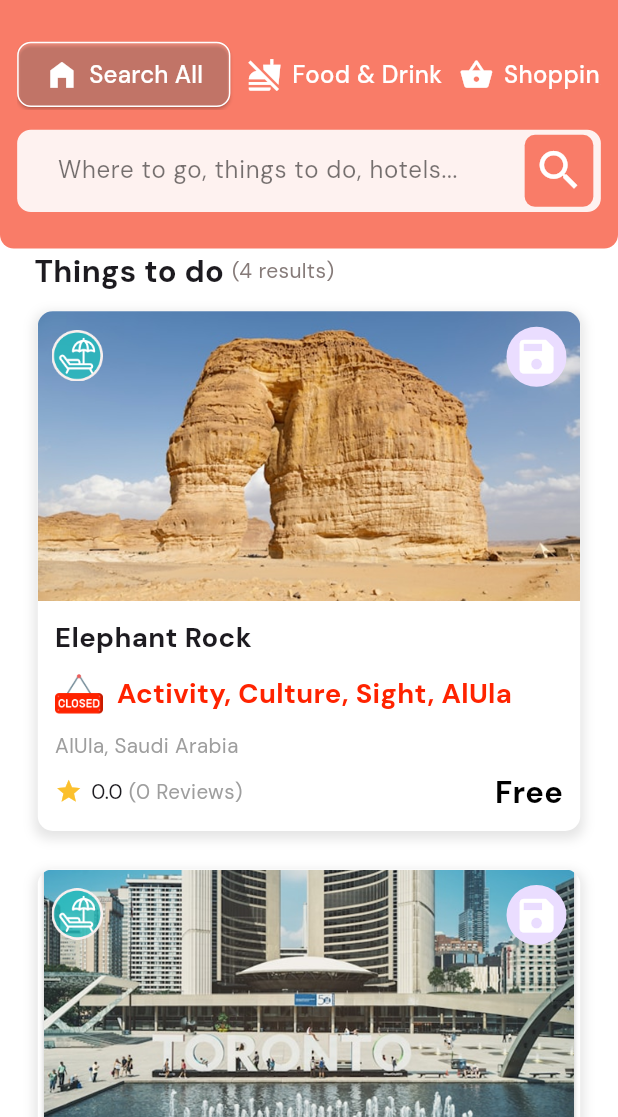
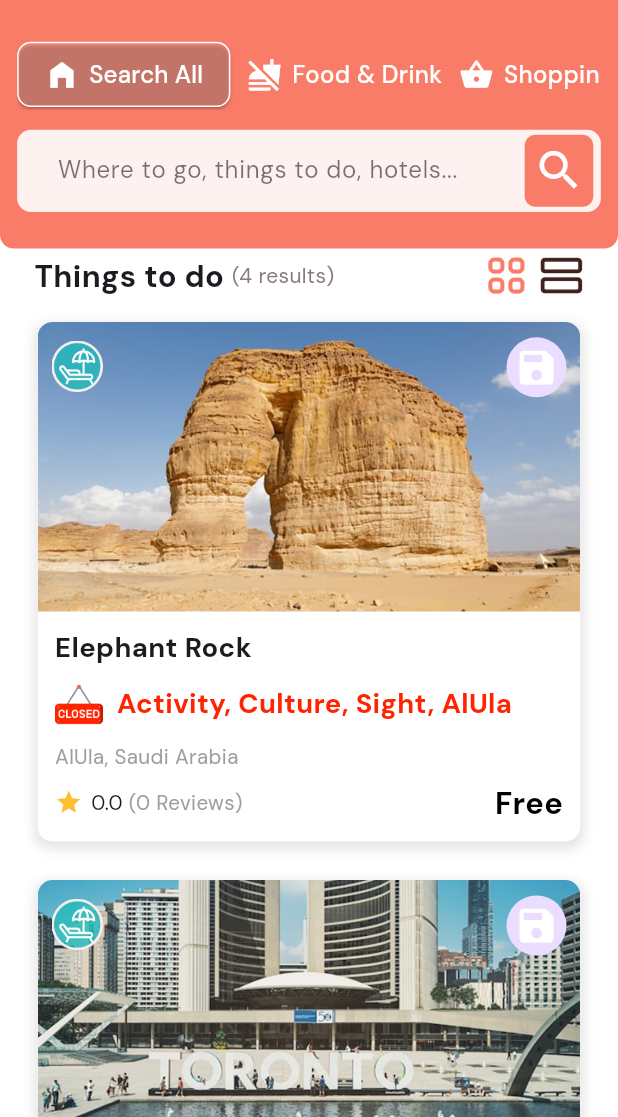
Before and after one commit to asifjahan1/kaldmv, a Flutter app: the TSFSScreen screen opened directly, on a phone screen of 412 x 824 dp, the part 119-1236 px from its top. Run offline on Flutter 3.47's test engine with Material 3 defaults, Android fonts, the phone set to English and light mode, and no system bars; our stand-ins replace cached_network_image, file_picker, flutter_easyloading, flutter_screenutil, flutter_spinkit, flutter_svg and 8 more; accounts and stored records are empty.

Commit message:
things to do updated

```diff
--- a/lib/User/Views/features/Home/views/tsfs_screen.dart
+++ b/lib/User/Views/features/Home/views/tsfs_screen.dart
@@ -1,3 +1,5 @@
+import 'dart:developer';
+
 import 'package:flutter/material.dart';
 import 'package:flutter_screenutil/flutter_screenutil.dart';
 import 'package:get/get.dart';
@@ -36,9 +38,29 @@ class TSFSScreen extends StatelessWidget {
             Obx(() => Padding(
               padding: EdgeInsets.symmetric(horizontal: 20.w),
               child: Row(
+                mainAxisAlignment: MainAxisAlignment.spaceBetween,
                 children: [
-                  Text(('Things to do '), style:TextStyle(fontSize: 18.sp, fontWeight: FontWeight.bold),),
-                  Text('(${controller.items.length} results)', style: TextStyle(color: Color(0xFF867B79)),),
+                  Row(
+                    children: [
+                      Text(('Things to do '), style:TextStyle(fontSize: 18.sp, fontWeight: FontWeight.bold),),
+                      Text('(${controller.items.length} results)', style: TextStyle(color: Color(0xFF867B79)),),
+                    ],
+                  ),
+                  Row(
+                    children: [
+                      GestureDetector(
+                          onTap: () {
+                            log('grid tapped');
+                          },
+                          child: Image.asset('assets/images/grid.png', height: 28.h, width: 28.w)),
+                      SizedBox(width: 5.w),
+                      GestureDetector(
+                        onTap: () {
+                          log('grid11 tapped');
+                        },
+                          child: Image.asset('assets/images/grid11.png', height: 26.h, width: 26.w)),
+                    ],
+                  )
                 ],
               ),
             )),
@@ -110,7 +132,6 @@ class TSFSScreen extends StatelessWidget {
                                   top: 8.h,
                                   right: 8.w,
                                   child: CircleAvatar(
-
                                     child: Icon(
                                       Icons.save,
                                       color: Colors.white,
```
Also changed, not shown: assets/images/king.png.
